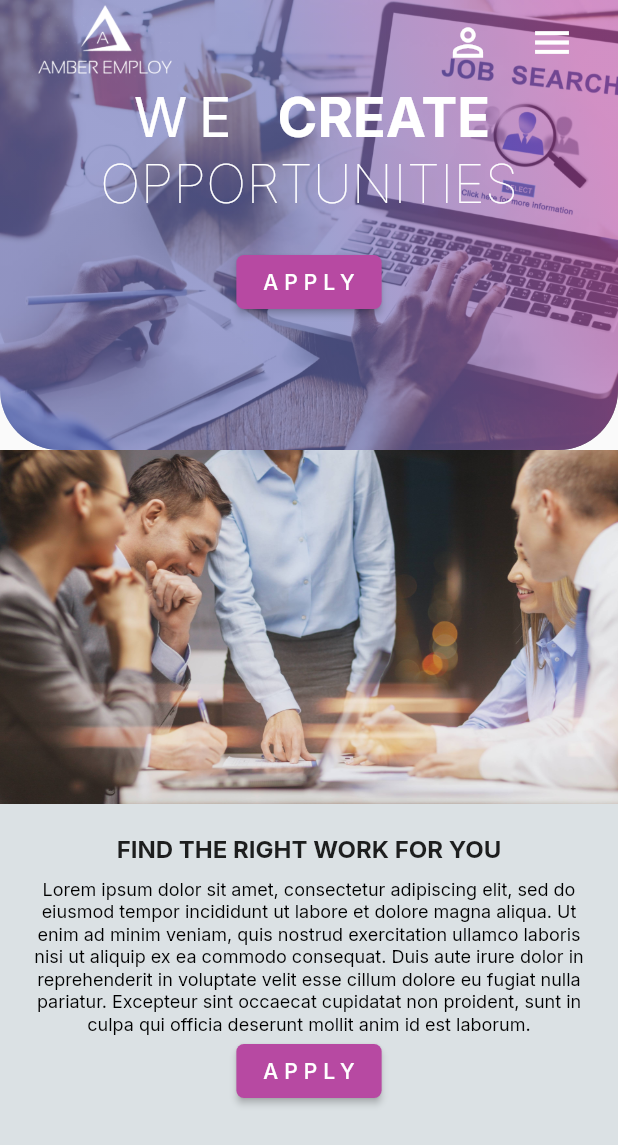
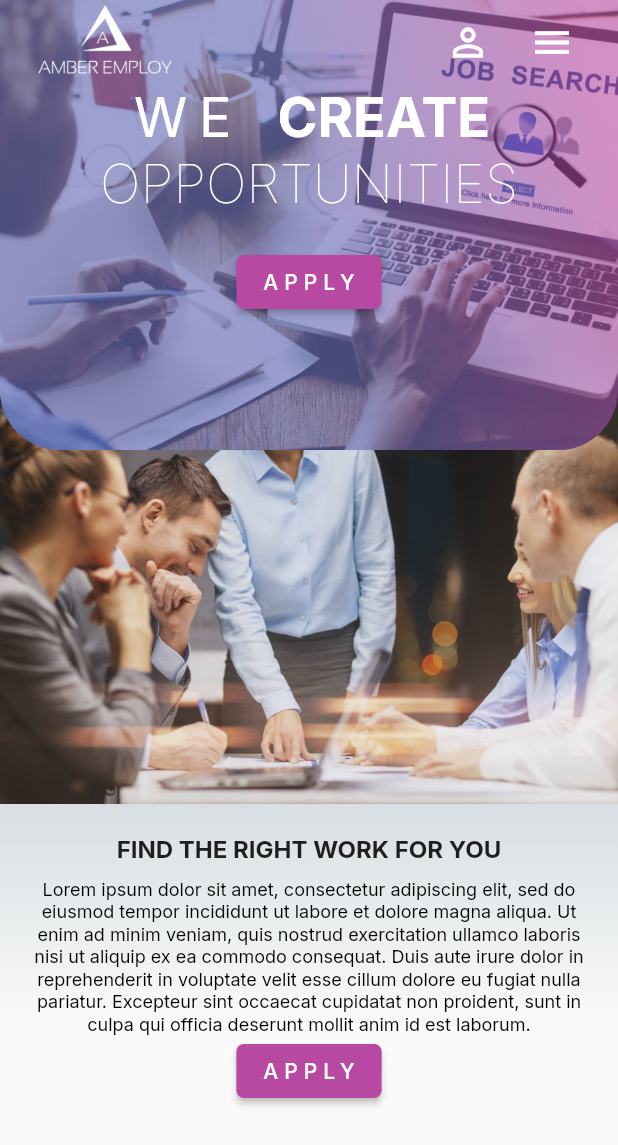
Before and after one commit to Cammeyong/frontend_job_recruitment, a Flutter app: the screen it shows after launch, scrolled down 576 dp, on a phone screen of 412 x 824 dp. Shown: the top 1145 px of the screen. Run offline on Flutter 3.47's test engine with Material 2 defaults, Android fonts, the phone set to English and light mode, and no system bars; our stand-ins replace dio, file_picker, flutter_riverpod, google_fonts, shared_preferences; accounts and stored records are empty; statements that could not run were skipped.

Commit message:
UI Scrolls under banner

```diff
--- a/lib/pages/landing.page.dart
+++ b/lib/pages/landing.page.dart
@@ -1,3 +1,5 @@
+import 'dart:math';
+
 import 'package:flutter/material.dart';
 import 'package:flutter_riverpod/flutter_riverpod.dart';
 import 'package:frontend_job_recruitment/utils/text_styles.dart';
@@ -15,12 +17,13 @@ class LandingPage extends ConsumerWidget {
 
   @override
   Widget build(BuildContext context, WidgetRef ref) {
-    return Column(
+    return Stack(
       children: [
-        const HeadBanner(applyButton: true),
+        Column(
+          children: [
             Expanded(
               child: ListView(
-            padding: EdgeInsets.zero,
+                padding: const EdgeInsets.only(top: 300),
                 children: [
                   Padding(
                     padding: const EdgeInsets.only(top: 50, left: 20, right: 20),
@@ -64,7 +67,14 @@ class LandingPage extends ConsumerWidget {
                     width: double.infinity,
                     height: 300,
                     padding: const EdgeInsets.fromLTRB(20, 20, 20, 0),
-                color: Colors.blueGrey.withOpacity(0.2),
+                    decoration: BoxDecoration(
+                      gradient: LinearGradient(
+                        begin: Alignment.centerLeft,
+                        end: Alignment.center,
+                        colors: [Colors.blueGrey.withOpacity(0.3), Colors.blueGrey.withOpacity(0)],
+                        transform: const GradientRotation(pi/2),
+                      ),
+                    ),
                     child: Column(
                       children: [
                         Text(
@@ -94,6 +104,9 @@ class LandingPage extends ConsumerWidget {
               ),
             ),
           ],
+        ),
+        const HeadBanner(applyButton: true),
+      ],
     );
   }
 }
--- a/lib/widgets/head_banner.widget.dart
+++ b/lib/widgets/head_banner.widget.dart
@@ -27,6 +27,7 @@ class HeadBanner extends ConsumerWidget {
               bottomLeft: Radius.circular(40),
               bottomRight: Radius.circular(40),
             ),
+            color: Colors.transparent,
           ),
         ),
         Opacity(
```
Also changed, not shown: lib/pages/login.page.dart (+7 -3 lines), lib/pages/registration.page.dart (+7 -3 lines). Lines whose indentation alone changed are shown as unchanged.
